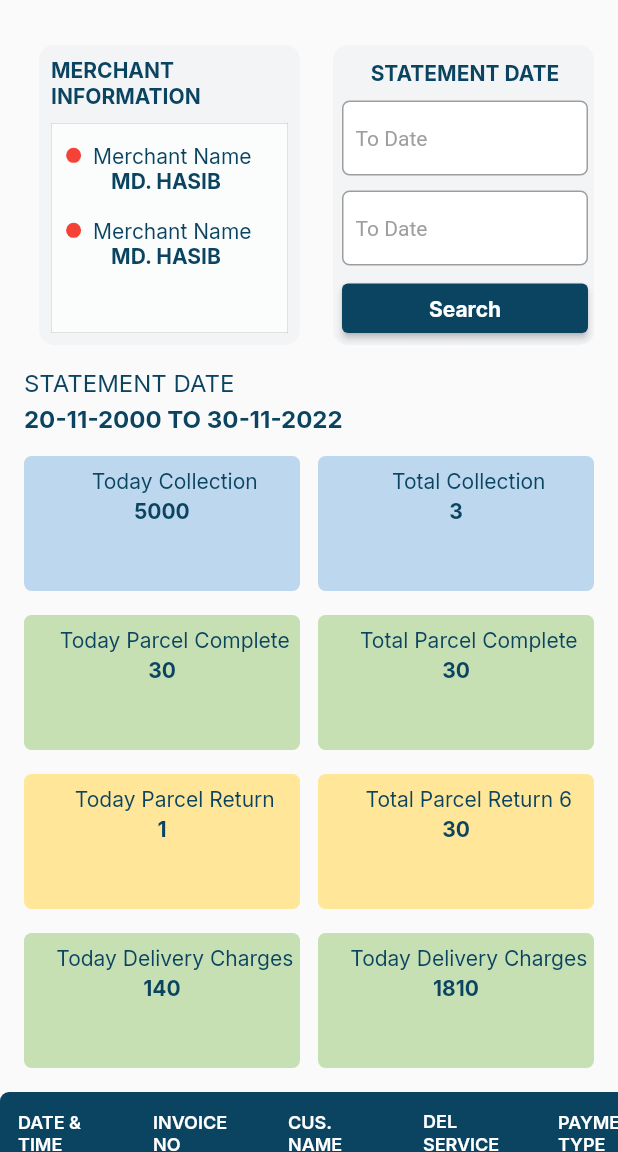
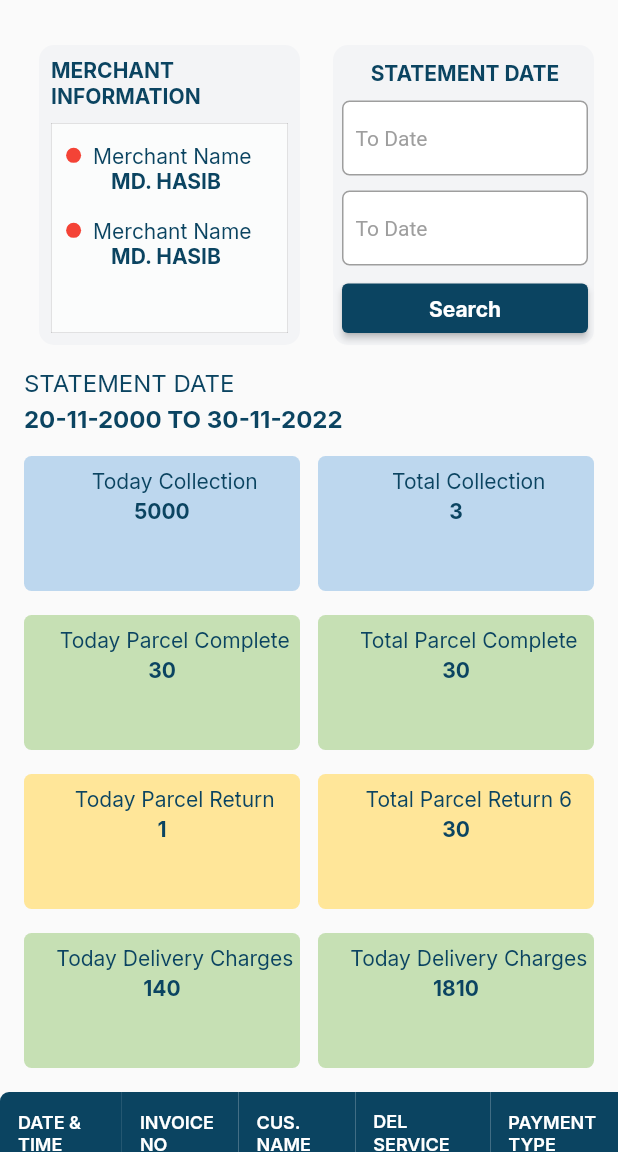
Before and after one commit to nurnabi-flutter-excelitai/Parcel--Star, a Flutter app: the StatementScreen screen opened directly, on a phone screen of 412 x 824 dp, the part 84-1236 px from its top. Run offline on Flutter 3.47's test engine with Material 2 defaults, Android fonts, the phone set to English and light mode, and no system bars; drawn by our look-alikes of syncfusion_flutter_datagrid; our stand-ins replace dropdown_button2, fl_chart, flutter_screenutil, google_fonts; missing offline and left inert: syncfusion_flutter_core.

Commit message:
pick up request screen

```diff
--- a/lib/main.dart
+++ b/lib/main.dart
@@ -1,6 +1,6 @@
 import 'package:flutter/material.dart';
-import 'package:parcel_star/view/screens/parcel_statement.dart';
-import 'package:parcel_star/view/screens/statement_screen.dart';
+import 'package:parcel_star/view/screens/pickup_request_screen.dart';
+
 
 
 
@@ -21,7 +21,7 @@ class MyApp extends StatelessWidget {
       theme: ThemeData(
         primarySwatch: Colors.blue,
       ),
-      home: StatementScreen(),
+      home: PickUpRequestScreen(),
     );
   }
 }
--- a/lib/view/componets/statement_table.dart
+++ b/lib/view/componets/statement_table.dart
@@ -33,6 +33,7 @@ class _StatementListTableState extends State<StatementListTable> {
 
   @override
   Widget build(BuildContext context) {
+    final size = MediaQuery.of(context).size.width;
     return SfDataGrid(
       shrinkWrapRows: true,
       isScrollbarAlwaysShown: true,
@@ -43,6 +44,7 @@ class _StatementListTableState extends State<StatementListTable> {
       //columnWidthMode: ColumnWidthMode.fill,
       columns: <GridColumn>[
         GridColumn(
+           width: size*(71/360),
             columnName: 'DATE & TIME',
             label: Container(
                decoration: BoxDecoration(
@@ -59,7 +61,8 @@ class _StatementListTableState extends State<StatementListTable> {
             )
         ),
         GridColumn(
-            columnWidthMode: ColumnWidthMode.auto,
+             width: size*(68/360),
+            //columnWidthMode: ColumnWidthMode.auto,
             columnName: 'invoiceNumber',
             label: Container(
                 color: Color(0xFF0B4461),
@@ -68,7 +71,8 @@ class _StatementListTableState extends State<StatementListTable> {
                 child: Text('INVOICE NO',
                   style: myStyleInter(12, Colors.white, FontWeight.w600),))),
         GridColumn(
-            columnWidthMode: ColumnWidthMode.auto,
+            width: size*(68/360),
+            //columnWidthMode: ColumnWidthMode.auto,
             columnName: 'customerName',
             label: Container(
                 color: Color(0xFF0B4461),
@@ -119,7 +123,8 @@ class _StatementListTableState extends State<StatementListTable> {
                   style: myStyleInter(12, Colors.white, FontWeight.w600),))),
         GridColumn(
             //columnWidthMode: ColumnWidthMode.auto,
-            minimumWidth: 20,
+            //minimumWidth: 20,
+            width: size*(71/360),
             columnName: 'balance',
             label: Container(
                 color: Color(0xFF0B4461),
@@ -129,7 +134,8 @@ class _StatementListTableState extends State<StatementListTable> {
                   style: myStyleInter(12, Colors.white, FontWeight.w600),))),
         GridColumn(
             columnWidthMode: ColumnWidthMode.auto,
-            minimumWidth: 20,
+            //minimumWidth: 20,
+            width: size*(64/360),
             columnName: 'wdBymer',
             label: Container(
                 decoration: BoxDecoration(
--- a/lib/view/screens/statement_screen.dart
+++ b/lib/view/screens/statement_screen.dart
@@ -87,57 +87,17 @@ class _StatementScreenState extends State<StatementScreen> {
                   // ........first row .............
 
 
-                 ///......>>new code....<<
 
-                 /* Row(
+                 /*Row(
                    mainAxisAlignment: MainAxisAlignment.spaceBetween,
                    children: [
                      Container(
-                        width:size*(158/360),
+                       width: size*(158/360),
                        decoration: BoxDecoration(
-                          color: Colors.red
+                         color: AppColor.appContainerColor,
+                         //borderRadius: BorderRadius.circular(radius)
                        ),
-                        child: Column(
-                          children: [
-                            Text('Mercent Information',style: myStyleInter(14, AppColor.appPrimaryColor,FontWeight.w700),),
-                            Container(
-                              width: size*(142/360),
-                              decoration: BoxDecoration(
-                                color: Colors.white.withOpacity(0.7),
-                                  border: Border.all(width: 0.07),
-                              ),
-
-                              child: Column(
-                                children: [
-                                  Row(
-                                    children: [
-                                      CircleAvatar(
-                                          radius: 5,
-                                          backgroundColor:Colors.red
-
-                                      ),
-
-                                      FittedBox(child: Text('Merchant Name',style: myStyleInter(14, AppColor.appSubTextColor),)),
-                                    ],
                      )
-
-                                ],
-                              ),
-
-                            )
-
-
-                          ],
-                        ),
-
-                      ),
-                      Container(
-                        child: Column(
-                          children: [
-
-                          ],
-                        ),
-                      ),
 
                    ],
                  ),*/
```
Also changed, not shown: lib/view/screens/pickup_request_screen.dart (added, +86 -0 lines). Lines whose indentation alone changed are shown as unchanged.
